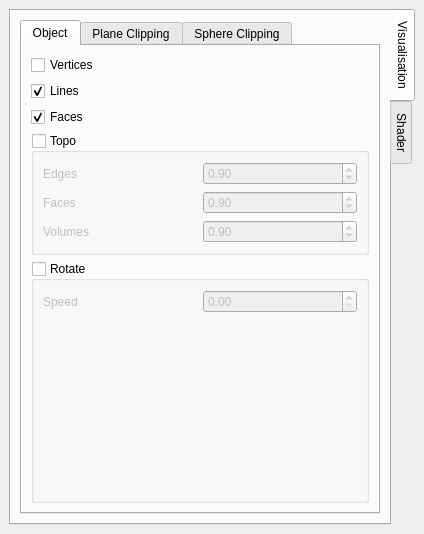
Above: Apps/Tuto/stage_shader.ui from cgogn/CGoGN before the change. Below: the same form after it.
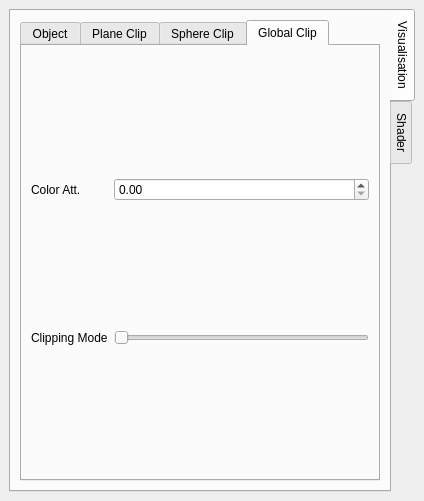
That is the form after the change. The open tabs and pages were chosen to show the change.

Commit message: Gestion du clipping 'inverse' par sphère avec rayon négatif. Gestion du et/ou clipping, et ajout de l'option dans l'interface Qt de stage_shader.

```diff
--- a/Apps/Tuto/stage_shader.ui
+++ b/Apps/Tuto/stage_shader.ui
@@ -7,7 +7,7 @@
     <x>0</x>
     <y>0</y>
     <width>424</width>
-    <height>534</height>
+    <height>501</height>
    </rect>
   </property>
   <property name="allowedAreas">
@@ -203,7 +203,7 @@
           </widget>
           <widget class="QWidget" name="tab_Clipping">
            <attribute name="title">
-            <string>Plane Clipping</string>
+            <string>Plane Clip</string>
            </attribute>
            <layout class="QVBoxLayout" name="verticalLayout_4">
             <item>
@@ -236,31 +236,14 @@
                      </property>
                     </widget>
                    </item>
-                   <item row="0" column="0">
-                    <widget class="QLabel" name="label_ColorAttenuationFactor">
-                     <property name="text">
-                      <string>Color Att.</string>
-                     </property>
-                     <property name="wordWrap">
-                      <bool>true</bool>
-                     </property>
-                    </widget>
-                   </item>
-                   <item row="2" column="1">
+                   <item row="1" column="1">
                     <widget class="QSpinBox" name="spinBox_GridResolutionX">
                      <property name="maximum">
                       <number>200</number>
                      </property>
                     </widget>
                    </item>
-                   <item row="0" column="1">
-                    <widget class="QDoubleSpinBox" name="doubleSpinBox_ColorAttenuationFactor">
-                     <property name="singleStep">
-                      <double>1.000000000000000</double>
-                     </property>
-                    </widget>
-                   </item>
-                   <item row="3" column="0">
+                   <item row="2" column="0">
                     <widget class="QLabel" name="label_GridColor">
                      <property name="text">
                       <string>Color</string>
@@ -525,7 +508,7 @@
           </widget>
           <widget class="QWidget" name="tab_5">
            <attribute name="title">
-            <string>Sphere Clipping</string>
+            <string>Sphere Clip</string>
            </attribute>
            <layout class="QHBoxLayout" name="horizontalLayout_5">
             <item>
@@ -742,6 +725,51 @@
             </item>
            </layout>
           </widget>
+          <widget class="QWidget" name="tab_GlobalClipping">
+           <attribute name="title">
+            <string>Global Clip</string>
+           </attribute>
+           <layout class="QHBoxLayout" name="horizontalLayout_6">
+            <item>
+             <layout class="QGridLayout" name="gridLayout_15">
+              <item row="0" column="0">
+               <widget class="QLabel" name="label_ColorAttenuationFactor">
+                <property name="text">
+                 <string>Color Att.</string>
+                </property>
+                <property name="wordWrap">
+                 <bool>true</bool>
+                </property>
+               </widget>
+              </item>
+              <item row="0" column="1">
+               <widget class="QDoubleSpinBox" name="doubleSpinBox_ColorAttenuationFactor">
+                <property name="singleStep">
+                 <double>1.000000000000000</double>
+                </property>
+               </widget>
+              </item>
+              <item row="1" column="0">
+               <widget class="QLabel" name="label_ClippingMode">
+                <property name="text">
+                 <string>Clipping Mode</string>
+                </property>
+               </widget>
+              </item>
+              <item row="1" column="1">
+               <widget class="QSlider" name="horizontalSlider_ClippingMode">
+                <property name="maximum">
+                 <number>1</number>
+                </property>
+                <property name="orientation">
+                 <enum>Qt::Horizontal</enum>
+                </property>
+               </widget>
+              </item>
+             </layout>
+            </item>
+           </layout>
+          </widget>
          </widget>
         </item>
        </layout>
```
Left out of the diff: 20 changed lines with no effect on the pictures. The commit also changes 6 other files.
